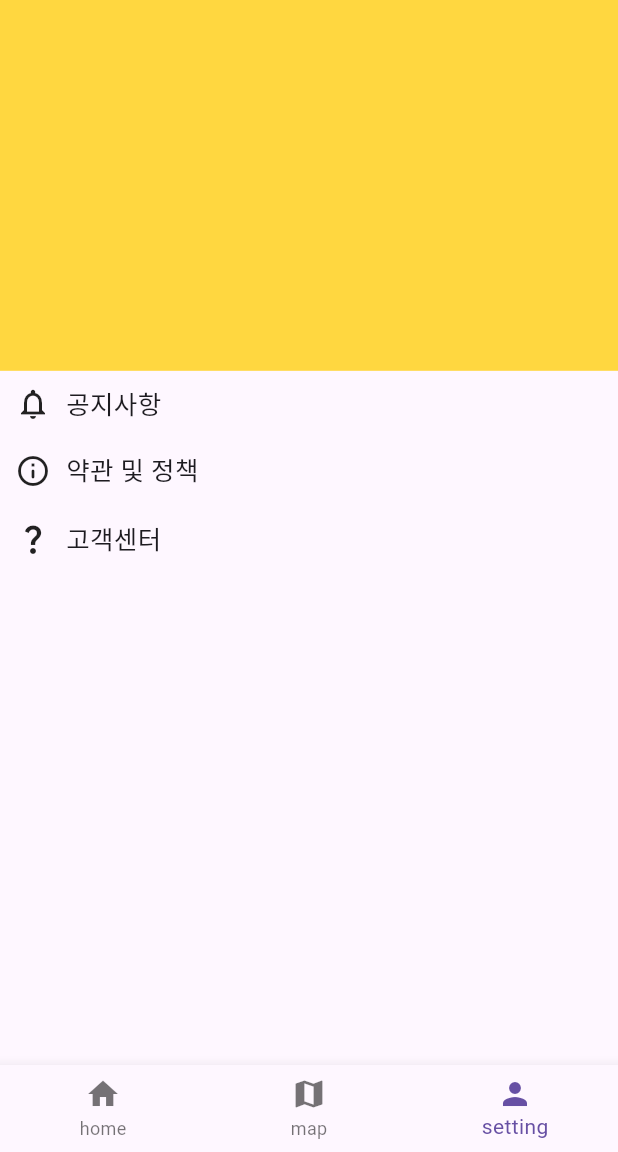
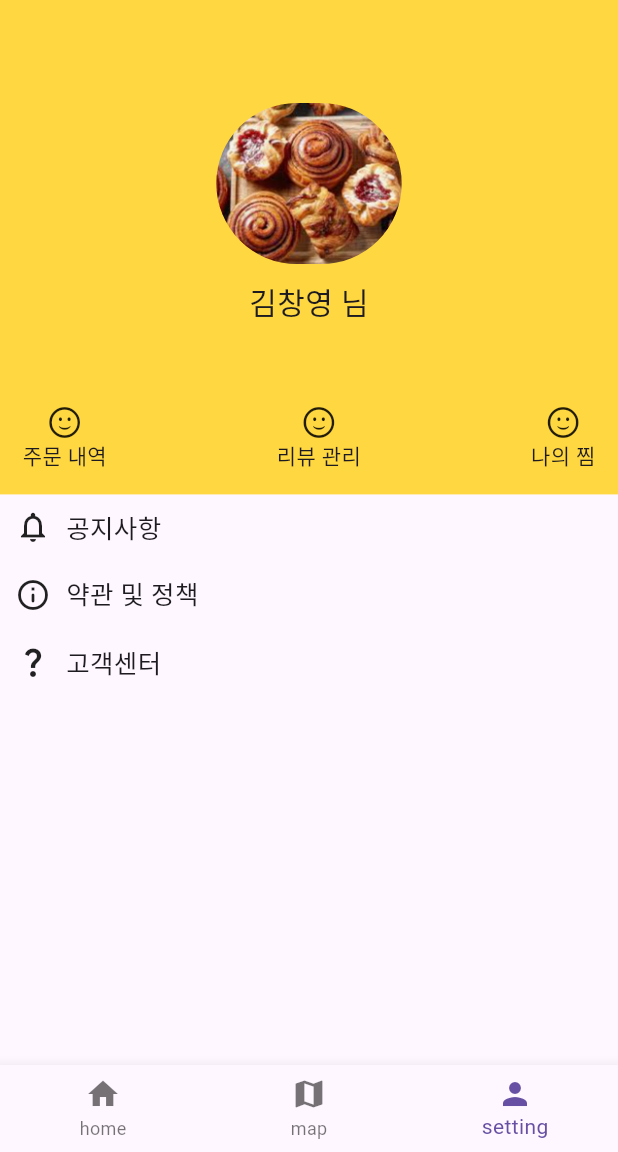
Before and after one commit to backtothefuture-team/backToTheFuture-frontend, a Flutter app: the screen it shows after launch, item 3 of the bottom bar chosen, on a phone screen of 412 x 824 dp, the part 84-1236 px from its top. Run offline on Flutter 3.47's test engine with Material 3 defaults, Android fonts, the phone set to English and light mode, and no system bars; our stand-ins replace dio, retrofit; generated files the repository leaves out were written again.

Commit message:
feat: third page 의 사용자 프로필 부분 화면 구성

```diff
--- a/lib/config/gaps.dart
+++ b/lib/config/gaps.dart
@@ -6,4 +6,5 @@ class Gaps {
   static const gapW15 = SizedBox(width: 15,);
 
   static const gapH5 = SizedBox(height: 5,);
+  static const gapH10 = SizedBox(height: 10,);
 }
--- a/lib/ui/third/third_user_profile.dart
+++ b/lib/ui/third/third_user_profile.dart
@@ -1,4 +1,7 @@
+import 'package:flutter/cupertino.dart';
 import 'package:flutter/material.dart';
+import 'package:flutter/widgets.dart';
+import 'package:rest_api_ex/config/gaps.dart';
 
 class UserProfile extends StatelessWidget {
   const UserProfile({super.key});
@@ -6,8 +9,74 @@ class UserProfile extends StatelessWidget {
   @override
   Widget build(BuildContext context) {
     return Container(
-      height: MediaQuery.of(context).size.height * 0.3,
+      padding: const EdgeInsets.all(15.0),
+      height: MediaQuery.of(context).size.height * 0.4,
       color: Colors.amberAccent,
+      child: Column(
+        children: [
+          // 사용자 프로필
+          userProfile(context),
+
+          // 사용자 메뉴 리스트
+          privateMenuList()
+        ],
+      ),
+    );
+  }
+
+  // 사용자 프로필
+  Widget userProfile(BuildContext context) {
+    return Expanded(
+      child: Column(
+        mainAxisAlignment: MainAxisAlignment.center,
+        children: [
+          // 프로필 사진
+          ClipRRect(
+            borderRadius: BorderRadius.circular(125),
+            child: Image.asset(
+              'assets/images/sample2.png',
+              width: MediaQuery.of(context).size.width * 0.3,
+            ),
+          ),
+
+          Gaps.gapH10,
+
+          // 이름
+          Text(
+            '김창영 님',
+            style: TextStyle(
+                fontSize: 20.0
+            ),
+          )
+        ],
+      ),
+    );
+  }
+
+  // 사용자 메뉴 리스트
+  Widget privateMenuList() {
+    return const Row(
+      mainAxisAlignment: MainAxisAlignment.spaceBetween,
+      children: [
+        Column(
+          children: [
+            Icon(CupertinoIcons.smiley),
+            Text('주문 내역'),
+          ],
+        ),
+        Column(
+          children: [
+            Icon(CupertinoIcons.smiley),
+            Text('리뷰 관리'),
+          ],
+        ),
+        Column(
+          children: [
+            Icon(CupertinoIcons.smiley),
+            Text('나의 찜'),
+          ],
+        ),
+      ],
     );
   }
 }
```
Also changed, not shown: assets/images/btf_logo.png (added).
